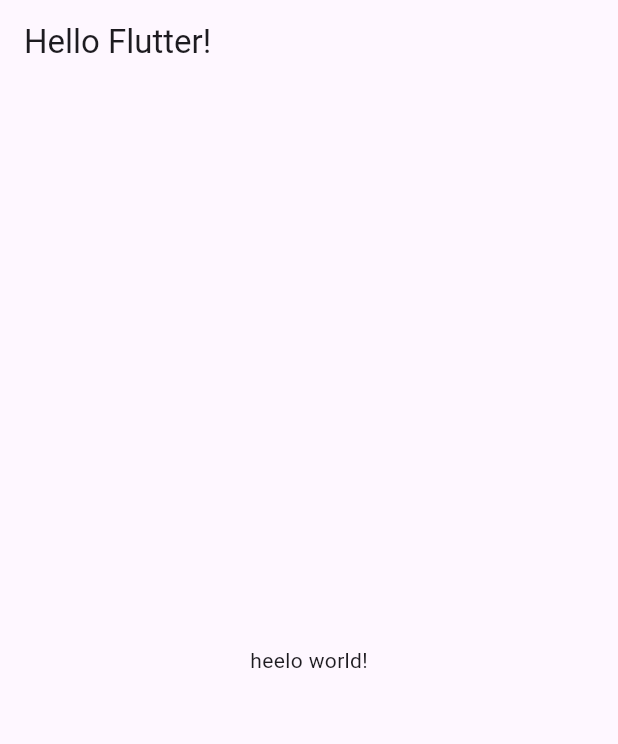
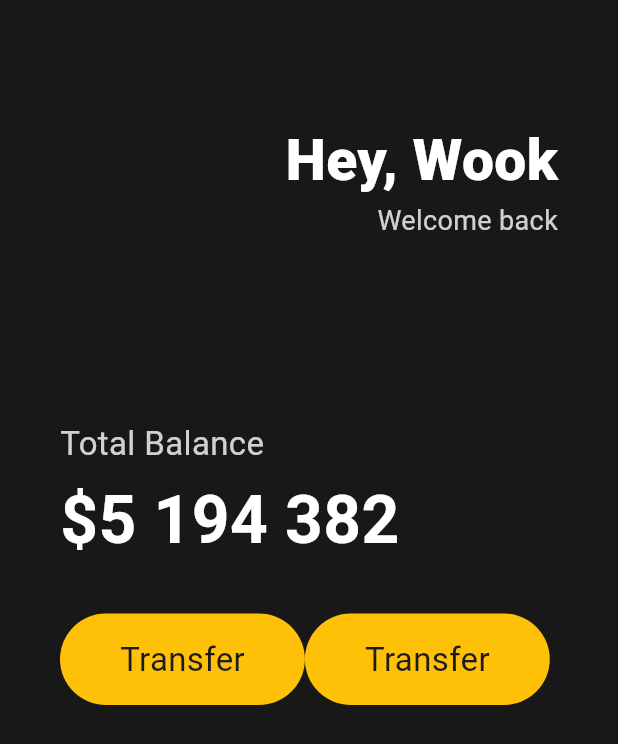
Before and after one commit to dev-deanie/flutter-toonflix, a Flutter app: the screen it shows after launch, on a phone screen of 412 x 824 dp. Shown: the top 744 px of the screen. Run offline on Flutter 3.47's test engine with Material 3 defaults, Android fonts, the phone set to English and light mode, and no system bars.

Commit message:
main push

```diff
--- a/lib/main.dart
+++ b/lib/main.dart
@@ -9,11 +9,107 @@ class App extends StatelessWidget {
   Widget build(BuildContext context) {
     return MaterialApp(
       home: Scaffold(
-        appBar: AppBar(
-          title: Text('Hello Flutter!'),
-        ),
-        body: Center(
-          child: Text('heelo world!'),
+        backgroundColor: Color(0xFF181818),
+        body: Padding(
+          padding: EdgeInsets.symmetric(
+            horizontal: 40,
+          ),
+          child: Column(
+            crossAxisAlignment: CrossAxisAlignment.start,
+            children: [
+              SizedBox(
+                height: 80,
+              ),
+              Row(
+                mainAxisAlignment: MainAxisAlignment.end,
+                children: [
+                  Column(
+                    crossAxisAlignment: CrossAxisAlignment.end,
+                    children: [
+                      Text(
+                        'Hey, Wook',
+                        style: TextStyle(
+                            color: Colors.white,
+                            fontSize: 38,
+                            fontWeight: FontWeight.w800),
+                      ),
+                      Text(
+                        'Welcome back',
+                        style: TextStyle(
+                          color: Color.fromRGBO(255, 255, 255, 0.8),
+                          fontSize: 18,
+                        ),
+                      ),
+                    ],
+                  )
+                ],
+              ),
+              SizedBox(
+                height: 120,
+              ),
+              Text(
+                'Total Balance',
+                style: TextStyle(
+                  fontSize: 22,
+                  color: Colors.white.withOpacity(0.8),
+                ),
+              ),
+              SizedBox(
+                height: 5,
+              ),
+              Text(
+                '\$5 194 382',
+                style: TextStyle(
+                  fontWeight: FontWeight.w600,
+                  fontSize: 44,
+                  color: Colors.white,
+                ),
+              ),
+              SizedBox(
+                height: 30,
+              ),
+              Row(
+                children: [
+                  Container(
+                    decoration: BoxDecoration(
+                      color: Colors.amber,
+                      borderRadius: BorderRadius.circular(45),
+                    ),
+                    child: Padding(
+                      padding: EdgeInsets.symmetric(
+                        vertical: 15,
+                        horizontal: 40,
+                      ),
+                      child: Text(
+                        'Transfer',
+                        style: TextStyle(
+                          fontSize: 22,
+                        ),
+                      ),
+                    ),
+                  ),
+                  Container(
+                    decoration: BoxDecoration(
+                      color: Colors.amber,
+                      borderRadius: BorderRadius.circular(45),
+                    ),
+                    child: Padding(
+                      padding: EdgeInsets.symmetric(
+                        vertical: 15,
+                        horizontal: 40,
+                      ),
+                      child: Text(
+                        'Transfer',
+                        style: TextStyle(
+                          fontSize: 22,
+                        ),
+                      ),
+                    ),
+                  )
+                ],
+              )
+            ],
+          ),
         ),
       ),
     );
```
